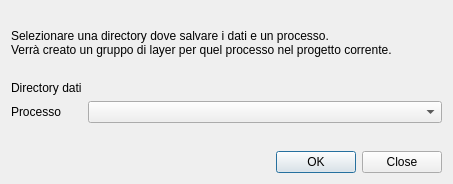
The window that pzp/ui/add_process.ui (opengisch/pzp) describes before a commit, drawn with Qt 5.
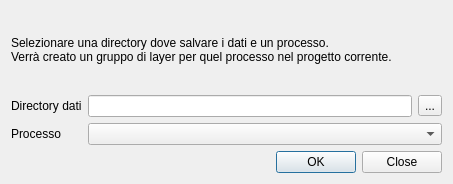
The same window after the commit. Custom widgets are drawn as their Qt base class.

Commit message: Fix inconsitent add process asking for directory but requiring gpkg

What changed in the file:
```diff
--- a/pzp/ui/add_process.ui
+++ b/pzp/ui/add_process.ui
@@ -23,16 +23,9 @@
     </widget>
    </item>
    <item>
-    <layout class="QFormLayout" name="formLayout">
-     <item row="0" column="0">
-      <widget class="QLabel" name="label_2">
-       <property name="text">
-        <string>Directory dati</string>
-       </property>
-      </widget>
-     </item>
+    <layout class="QGridLayout" name="gridLayout">
      <item row="0" column="1">
-      <widget class="QgsFileWidget" name="file_widget" native="true"/>
+      <widget class="QLineEdit" name="directory_lineEdit"/>
      </item>
      <item row="1" column="0">
       <widget class="QLabel" name="label_3">
@@ -41,7 +34,21 @@
        </property>
       </widget>
      </item>
-     <item row="1" column="1">
+     <item row="0" column="0">
+      <widget class="QLabel" name="label_2">
+       <property name="text">
+        <string>Directory dati</string>
+       </property>
+      </widget>
+     </item>
+     <item row="0" column="2">
+      <widget class="QToolButton" name="directory_toolButton">
+       <property name="text">
+        <string>...</string>
+       </property>
+      </widget>
+     </item>
+     <item row="1" column="1" colspan="2">
       <widget class="QComboBox" name="process_cbox"/>
      </item>
     </layout>
@@ -61,13 +68,6 @@
    </item>
   </layout>
  </widget>
- <customwidgets>
-  <customwidget>
-   <class>QgsFileWidget</class>
-   <extends>QWidget</extends>
-   <header>qgsfilewidget.h</header>
-  </customwidget>
- </customwidgets>
  <resources/>
  <connections>
   <connection>
```
The commit also changes 1 other file.
